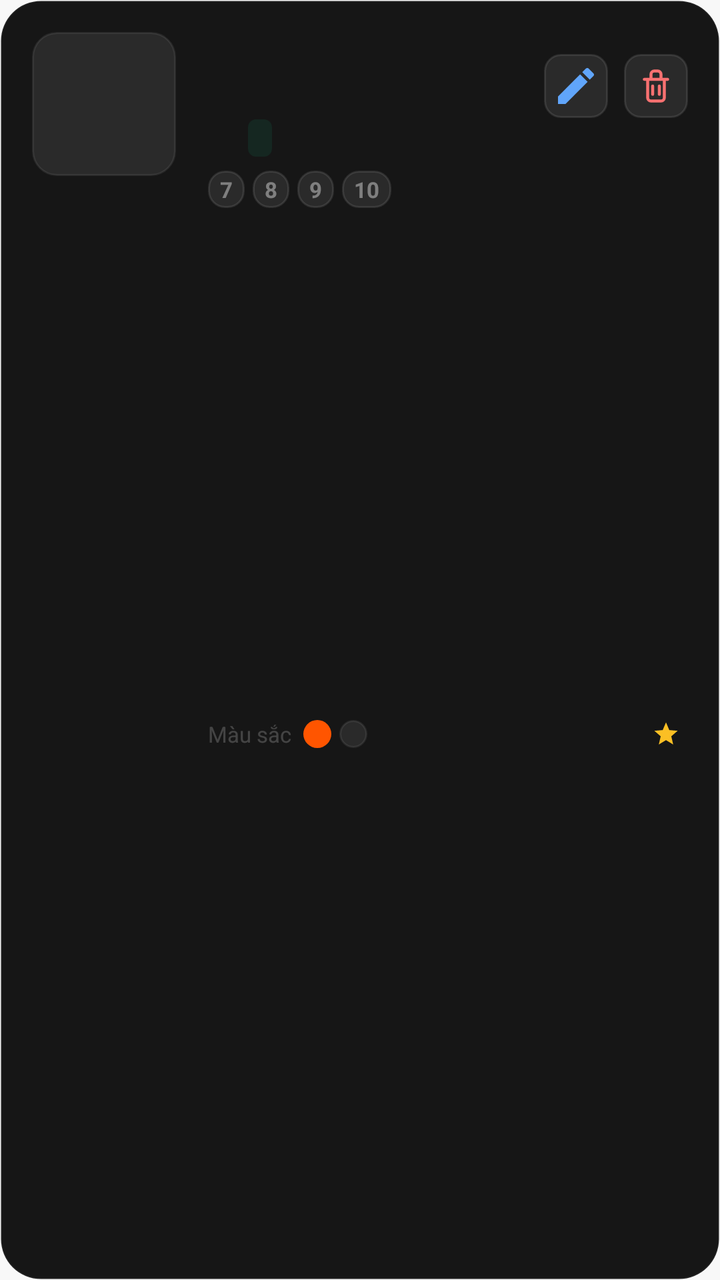
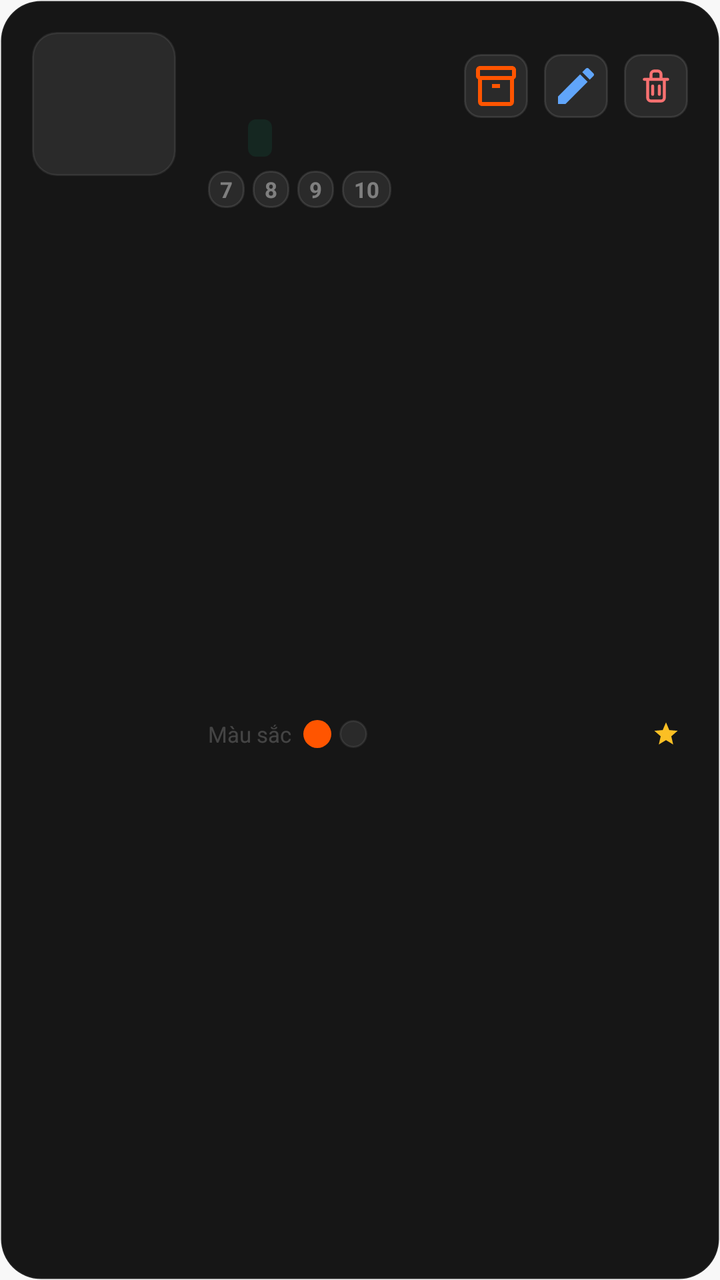

The first picture is an Android layout as it rendered before a commit; the second is the same layout after the commit. The layout source and the unified diff follow.
<!-- AndroidManifest.xml: application theme Theme.SoleStep -->
<!-- res/layout/item_admin_product.xml -->
<?xml version="1.0" encoding="utf-8"?>
<androidx.constraintlayout.widget.ConstraintLayout
    xmlns:android="http://schemas.android.com/apk/res/android"
    xmlns:app="http://schemas.android.com/apk/res-auto"
    android:layout_width="match_parent"
    android:layout_height="wrap_content"
    android:background="@drawable/bg_card_dark"
    android:clickable="true"
    android:focusable="true"
    android:foreground="?attr/selectableItemBackground"
    android:paddingStart="@dimen/space_card_padding"
    android:paddingTop="@dimen/space_card_padding"
    android:paddingEnd="@dimen/space_card_padding"
    android:paddingBottom="@dimen/space_card_padding">

    
    <ImageView
        android:id="@+id/admin_prod_image"
        android:layout_width="72dp"
        android:layout_height="72dp"
        android:background="@drawable/bg_admin_product_image"
        android:contentDescription="@string/product_image_desc"
        android:padding="@dimen/space_4"
        android:scaleType="centerCrop"
        app:layout_constraintStart_toStartOf="parent"
        app:layout_constraintTop_toTopOf="parent" />

    
    <ImageButton
        android:id="@+id/admin_prod_btn_delete"
        android:layout_width="32dp"
        android:layout_height="32dp"
        android:background="@drawable/bg_admin_icon_btn"
        android:contentDescription="@string/action_delete"
        android:padding="@dimen/space_4"
        android:src="@drawable/ic_trash"
        android:tint="@color/status_error_light"
        app:layout_constraintEnd_toEndOf="parent"
        app:layout_constraintBottom_toBottomOf="@id/admin_prod_name"
        app:layout_constraintTop_toTopOf="@id/admin_prod_name" />

    
    <ImageButton
        android:id="@+id/admin_prod_btn_edit"
        android:layout_width="32dp"
        android:layout_height="32dp"
        android:layout_marginEnd="@dimen/space_4"
        android:background="@drawable/bg_admin_icon_btn"
        android:contentDescription="@string/action_edit"
        android:padding="@dimen/space_4"
        android:src="@drawable/ic_edit_pencil"
        android:tint="@color/status_info"
        app:layout_constraintEnd_toStartOf="@id/admin_prod_btn_delete"
        app:layout_constraintBottom_toBottomOf="@id/admin_prod_name"
        app:layout_constraintTop_toTopOf="@id/admin_prod_name" />

    
    <TextView
        android:id="@+id/admin_prod_brand"
        android:layout_width="0dp"
        android:layout_height="wrap_content"
        android:layout_marginStart="@dimen/space_8"
        android:layout_marginEnd="@dimen/space_6"
        android:ellipsize="end"
        android:maxLines="1"
        android:textColor="@color/text_dark_muted"
        android:textSize="11sp"
        app:layout_constraintEnd_toStartOf="@id/admin_prod_btn_edit"
        app:layout_constraintStart_toEndOf="@id/admin_prod_image"
        app:layout_constraintTop_toTopOf="@id/admin_prod_image" />

    
    <TextView
        android:id="@+id/admin_prod_name"
        android:layout_width="0dp"
        android:layout_height="wrap_content"
        android:layout_marginStart="@dimen/space_8"
        android:layout_marginTop="@dimen/space_1"
        android:layout_marginEnd="@dimen/space_4"
        android:ellipsize="end"
        android:maxLines="1"
        android:textColor="@color/text_dark_primary"
        android:textSize="15sp"
        android:textStyle="bold"
        app:layout_constraintEnd_toStartOf="@id/admin_prod_badge_new"
        app:layout_constraintStart_toEndOf="@id/admin_prod_image"
        app:layout_constraintTop_toBottomOf="@id/admin_prod_brand" />

    
    <TextView
        android:id="@+id/admin_prod_badge_new"
        android:layout_width="wrap_content"
        android:layout_height="wrap_content"
        android:background="@drawable/bg_badge_orange"
        android:paddingStart="@dimen/space_3"
        android:paddingTop="2dp"
        android:paddingEnd="@dimen/space_3"
        android:paddingBottom="2dp"
        android:text="@string/badge_new"
        android:textColor="@color/brand_white"
        android:textSize="10sp"
        android:textStyle="bold"
        android:visibility="gone"
        app:layout_constraintBottom_toBottomOf="@id/admin_prod_name"
        app:layout_constraintEnd_toStartOf="@id/admin_prod_btn_edit"
        app:layout_constraintTop_toTopOf="@id/admin_prod_name" />

    
    <LinearLayout
        android:id="@+id/admin_prod_price_row"
        android:layout_width="0dp"
        android:layout_height="wrap_content"
        android:layout_marginStart="@dimen/space_8"
        android:layout_marginTop="@dimen/space_3"
        android:gravity="center_vertical"
        android:orientation="horizontal"
        app:layout_constraintEnd_toEndOf="parent"
        app:layout_constraintStart_toEndOf="@id/admin_prod_image"
        app:layout_constraintTop_toBottomOf="@id/admin_prod_name">

        <TextView
            android:id="@+id/admin_prod_price"
            android:layout_width="wrap_content"
            android:layout_height="wrap_content"
            android:textColor="@color/text_accent"
            android:textSize="15sp"
            android:textStyle="bold" />

        <TextView
            android:id="@+id/admin_prod_price_original"
            android:layout_width="wrap_content"
            android:layout_height="wrap_content"
            android:layout_marginStart="@dimen/space_4"
            android:textColor="@color/text_dark_faint"
            android:textSize="12sp" />

        <TextView
            android:id="@+id/admin_prod_stock"
            android:layout_width="wrap_content"
            android:layout_height="wrap_content"
            android:layout_marginStart="@dimen/space_6"
            android:background="@drawable/bg_admin_stock_ok"
            android:paddingStart="@dimen/space_3"
            android:paddingTop="2dp"
            android:paddingEnd="@dimen/space_3"
            android:paddingBottom="2dp"
            android:textColor="@color/status_success_light"
            android:textSize="11sp"
            android:textStyle="bold" />
    </LinearLayout>

    
    <LinearLayout
        android:id="@+id/admin_prod_sizes_row"
        android:layout_width="0dp"
        android:layout_height="wrap_content"
        android:layout_marginStart="@dimen/space_8"
        android:layout_marginTop="@dimen/space_3"
        android:gravity="center_vertical"
        android:orientation="horizontal"
        app:layout_constraintEnd_toEndOf="parent"
        app:layout_constraintStart_toEndOf="@id/admin_prod_image"
        app:layout_constraintTop_toBottomOf="@id/admin_prod_price_row">

        
        <TextView
            android:id="@+id/admin_prod_size_1"
            android:layout_width="wrap_content"
            android:layout_height="wrap_content"
            android:background="@drawable/bg_admin_icon_btn"
            android:paddingStart="@dimen/space_3"
            android:paddingTop="2dp"
            android:paddingEnd="@dimen/space_3"
            android:paddingBottom="2dp"
            android:text="7"
            android:textColor="@color/text_dark_tertiary"
            android:textSize="11sp"
            android:textStyle="bold" />

        <TextView
            android:id="@+id/admin_prod_size_2"
            android:layout_width="wrap_content"
            android:layout_height="wrap_content"
            android:layout_marginStart="@dimen/space_2"
            android:background="@drawable/bg_admin_icon_btn"
            android:paddingStart="@dimen/space_3"
            android:paddingTop="2dp"
            android:paddingEnd="@dimen/space_3"
            android:paddingBottom="2dp"
            android:text="8"
            android:textColor="@color/text_dark_tertiary"
            android:textSize="11sp"
            android:textStyle="bold" />

        <TextView
            android:id="@+id/admin_prod_size_3"
            android:layout_width="wrap_content"
            android:layout_height="wrap_content"
            android:layout_marginStart="@dimen/space_2"
            android:background="@drawable/bg_admin_icon_btn"
            android:paddingStart="@dimen/space_3"
            android:paddingTop="2dp"
            android:paddingEnd="@dimen/space_3"
            android:paddingBottom="2dp"
            android:text="9"
            android:textColor="@color/text_dark_tertiary"
            android:textSize="11sp"
            android:textStyle="bold" />

        <TextView
            android:id="@+id/admin_prod_size_4"
            android:layout_width="wrap_content"
            android:layout_height="wrap_content"
            android:layout_marginStart="@dimen/space_2"
            android:background="@drawable/bg_admin_icon_btn"
            android:paddingStart="@dimen/space_3"
            android:paddingTop="2dp"
            android:paddingEnd="@dimen/space_3"
            android:paddingBottom="2dp"
            android:text="10"
            android:textColor="@color/text_dark_tertiary"
            android:textSize="11sp"
            android:textStyle="bold" />

        <TextView
            android:id="@+id/admin_prod_size_more"
            android:layout_width="wrap_content"
            android:layout_height="wrap_content"
            android:layout_marginStart="@dimen/space_2"
            android:background="@drawable/bg_badge_orange"
            android:paddingStart="@dimen/space_3"
            android:paddingTop="2dp"
            android:paddingEnd="@dimen/space_3"
            android:paddingBottom="2dp"
            android:textColor="@color/brand_white"
            android:textSize="11sp"
            android:textStyle="bold"
            android:visibility="gone" />
    </LinearLayout>

    
    <LinearLayout
        android:id="@+id/admin_prod_bottom_row"
        android:layout_width="0dp"
        android:layout_height="wrap_content"
        android:layout_marginStart="@dimen/space_8"
        android:layout_marginTop="@dimen/space_3"
        android:gravity="center_vertical"
        android:orientation="horizontal"
        app:layout_constraintBottom_toBottomOf="parent"
        app:layout_constraintEnd_toEndOf="parent"
        app:layout_constraintStart_toEndOf="@id/admin_prod_image"
        app:layout_constraintTop_toBottomOf="@id/admin_prod_sizes_row">

        <TextView
            android:layout_width="wrap_content"
            android:layout_height="wrap_content"
            android:text="@string/admin_colors_label"
            android:textColor="@color/text_dark_faint"
            android:textSize="11sp" />

        
        <View
            android:id="@+id/admin_prod_color_1"
            android:layout_width="14dp"
            android:layout_height="14dp"
            android:layout_marginStart="@dimen/space_3"
            android:background="@drawable/bg_circle_orange" />

        <View
            android:id="@+id/admin_prod_color_2"
            android:layout_width="14dp"
            android:layout_height="14dp"
            android:layout_marginStart="@dimen/space_2"
            android:background="@drawable/bg_admin_product_image" />

        
        <View
            android:layout_width="0dp"
            android:layout_height="1dp"
            android:layout_weight="1" />

        
        <ImageView
            android:layout_width="14dp"
            android:layout_height="14dp"
            android:contentDescription="@null"
            android:src="@drawable/ic_star"
            android:tint="@color/star_filled" />

        <TextView
            android:id="@+id/admin_prod_rating"
            android:layout_width="wrap_content"
            android:layout_height="wrap_content"
            android:layout_marginStart="@dimen/space_2"
            android:textColor="@color/text_dark_tertiary"
            android:textSize="12sp" />
    </LinearLayout>

</androidx.constraintlayout.widget.ConstraintLayout>
<!-- resources referenced by this layout -->
<resources>
  <color name="brand_white">#FFFFFF</color>
  <color name="star_filled">#FBBF24</color>
  <color name="status_error_light">#F87171</color>
  <color name="status_info">#60A5FA</color>
  <color name="status_success_light">#34D399</color>
  <color name="text_accent">#FF5500</color>
  <color name="text_dark_faint">#33FFFFFF</color>
  <color name="text_dark_muted">#4DFFFFFF</color>
  <color name="text_dark_primary">#FFFFFF</color>
  <color name="text_dark_tertiary">#66FFFFFF</color>
  <dimen name="space_1">2dp</dimen>
  <dimen name="space_2">4dp</dimen>
  <dimen name="space_3">6dp</dimen>
  <dimen name="space_4">8dp</dimen>
  <dimen name="space_6">12dp</dimen>
  <dimen name="space_8">16dp</dimen>
  <dimen name="space_card_padding">16dp</dimen>
  <string name="action_delete">Xóa</string>
  <string name="action_edit">Sửa</string>
  <string name="admin_colors_label">Màu sắc</string>
  <string name="badge_new">MỚI</string>
  <string name="product_image_desc">Ảnh sản phẩm</string>
  <color name="bg_dark_surface_4">#2A2A2A</color>
  <dimen name="radius_sm">8dp</dimen>
  <dimen name="stroke_thin">1dp</dimen>
  <color name="border_dark_medium">#1AFFFFFF</color>
  <dimen name="radius_md">12dp</dimen>
  <color name="border_dark_normal">#14FFFFFF</color>
  <color name="status_success_bg">#1A10B981</color>
  <dimen name="radius_xs">4dp</dimen>
  <color name="brand_orange">#FF5500</color>
  <dimen name="radius_badge">8dp</dimen>
  <color name="bg_dark_surface_2">#161616</color>
  <dimen name="radius_card">20dp</dimen>
  <color name="border_dark_light">#0FFFFFFF</color>
  <color name="status_error">#EF4444</color>
  <color name="brand_orange_dark">#CC4400</color>
  <color name="brand_black">#0A0A0A</color>
  <color name="bg_primary">#FFFFFF</color>
  <color name="text_primary">#0A0A0A</color>
  <color name="bg_secondary">#F8F8F8</color>
  <dimen name="radius_lg">16dp</dimen>
  <dimen name="radius_2xl">24dp</dimen>
  <dimen name="font_display">48sp</dimen>
  <dimen name="font_title_large">24sp</dimen>
  <dimen name="font_title">20sp</dimen>
  <dimen name="font_headline">18sp</dimen>
  <dimen name="font_subheading">16sp</dimen>
  <dimen name="font_label">14sp</dimen>
  <color name="text_secondary">#374151</color>
  <dimen name="font_body">13sp</dimen>
  <dimen name="font_caption">11sp</dimen>
  <color name="text_tertiary">#6B7280</color>
  <dimen name="font_caption_small">10sp</dimen>
  <color name="text_muted">#9CA3AF</color>
  <dimen name="font_overline">9sp</dimen>
  <dimen name="elev_bottom_nav">8dp</dimen>
  <dimen name="bottom_nav_height">88dp</dimen>
  <dimen name="radius_button">20dp</dimen>
  <dimen name="btn_height_large">52dp</dimen>
  <dimen name="space_16">32dp</dimen>
  <dimen name="elev_raised">4dp</dimen>
  <color name="border_normal">#E5E7EB</color>
  <dimen name="radius_input">20dp</dimen>
  <color name="text_placeholder">#D1D5DB</color>
  <dimen name="radius_chip">12dp</dimen>
  <dimen name="space_12">24dp</dimen>
  <dimen name="btn_height_tiny">28dp</dimen>
  <dimen name="elev_card">2dp</dimen>
  <color name="border_light">#F3F4F6</color>
  <dimen name="toolbar_height">56dp</dimen>
  <dimen name="space_screen_horizontal">20dp</dimen>
  <dimen name="elev_top_bar">4dp</dimen>
  <dimen name="elev_fab">6dp</dimen>
  <!-- unchanged entries left out for length: 31 -->
</resources>

<!-- the commit's change to res/layout/item_admin_product.xml (unified diff, before → after) -->
@@ -55,6 +55,21 @@
         app:layout_constraintTop_toTopOf="@id/admin_prod_name" />
 
     
+    <ImageButton
+        android:id="@+id/admin_prod_btn_variants"
+        android:layout_width="32dp"
+        android:layout_height="32dp"
+        android:layout_marginEnd="@dimen/space_4"
+        android:background="@drawable/bg_admin_icon_btn"
+        android:contentDescription="Quản lý biến thể"
+        android:padding="@dimen/space_4"
+        android:src="@drawable/ic_material_inventory_2"
+        android:tint="@color/brand_orange"
+        app:layout_constraintEnd_toStartOf="@id/admin_prod_btn_edit"
+        app:layout_constraintBottom_toBottomOf="@id/admin_prod_name"
+        app:layout_constraintTop_toTopOf="@id/admin_prod_name" />
+
+    
     <TextView
         android:id="@+id/admin_prod_brand"
         android:layout_width="0dp"
@@ -65,7 +80,7 @@
         android:maxLines="1"
         android:textColor="@color/text_dark_muted"
         android:textSize="11sp"
-        app:layout_constraintEnd_toStartOf="@id/admin_prod_btn_edit"
+        app:layout_constraintEnd_toStartOf="@id/admin_prod_btn_variants"
         app:layout_constraintStart_toEndOf="@id/admin_prod_image"
         app:layout_constraintTop_toTopOf="@id/admin_prod_image" />
 
@@ -102,7 +117,7 @@
         android:textStyle="bold"
         android:visibility="gone"
         app:layout_constraintBottom_toBottomOf="@id/admin_prod_name"
-        app:layout_constraintEnd_toStartOf="@id/admin_prod_btn_edit"
+        app:layout_constraintEnd_toStartOf="@id/admin_prod_btn_variants"
         app:layout_constraintTop_toTopOf="@id/admin_prod_name" />
 
     
<!-- resource entries referenced after the edit -->
@@ -17,6 +17,17 @@
   <dimen name="space_6">12dp</dimen>
   <dimen name="space_8">16dp</dimen>
   <dimen name="space_card_padding">16dp</dimen>
+  <!-- drawable ic_material_inventory_2 (drawable) -->
+  <?xml version="1.0" encoding="utf-8"?>
+  <vector xmlns:android="http://schemas.android.com/apk/res/android"
+      android:width="24dp"
+      android:height="24dp"
+      android:viewportWidth="24"
+      android:viewportHeight="24">
+      <path
+          android:fillColor="@android:color/black"
+          android:pathData="M20,2H4C2.9,2 2,2.9 2,4v3.01c0,0.72 0.43,1.34 1.04,1.64V20c0,1.1 0.9,2 2,2h13.92c1.1,0 2,-0.9 2,-2V8.65C21.57,8.35 22,7.73 22,7.01V4c0,-1.1 -0.9,-2 -2,-2zM4,4h16v3H4V4zM19,20H5V9h14v11zM10,11h4v2h-4z" />
+  </vector>
   <string name="action_delete">Xóa</string>
   <string name="action_edit">Sửa</string>
   <string name="admin_colors_label">Màu sắc</string>
